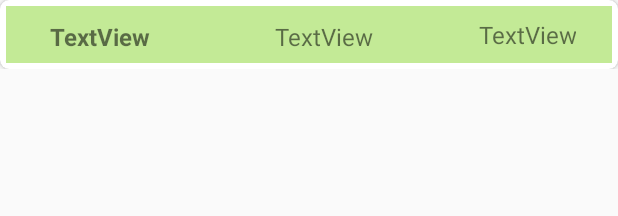
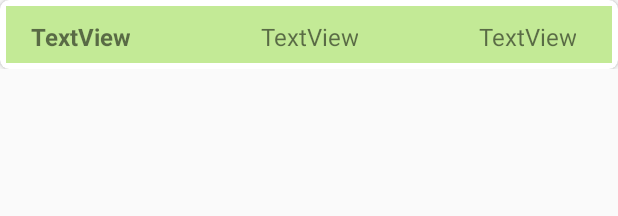
Before and after one commit to vaguduguntla/MedicalApp, an Android app: the layout medical_records_row.xml on its own in the app's theme, with its tools: preview values and no code run, on a phone screen of 412 x 824 dp. Shown: the top 216 px of the screen. Run offline under Robolectric (Android 15) with nearby library versions, the phone set to English and light mode, and no system bars; Roboto replaces fonts that are not available here.

Commit message:
some stuff

```diff
--- a/app/src/main/res/layout/medical_records_row.xml
+++ b/app/src/main/res/layout/medical_records_row.xml
@@ -25,7 +25,7 @@
 
             <TextView
                 android:id="@+id/Record_Name"
-                android:layout_width="92dp"
+                android:layout_width="wrap_content"
                 android:layout_height="20dp"
                 android:layout_marginStart="16dp"
                 android:text="TextView"
@@ -38,20 +38,20 @@
 
             <TextView
                 android:id="@+id/Type"
-                android:layout_width="172dp"
+                android:layout_width="wrap_content"
                 android:layout_height="20dp"
                 android:text="TextView"
                 android:textAlignment="center"
                 android:textSize="16sp"
                 app:layout_constraintBottom_toBottomOf="parent"
-                app:layout_constraintEnd_toStartOf="@+id/Date"
-                app:layout_constraintStart_toEndOf="@+id/Record_Name"
+                app:layout_constraintEnd_toEndOf="parent"
+                app:layout_constraintStart_toStartOf="parent"
                 app:layout_constraintTop_toTopOf="parent" />
 
             <TextView
                 android:id="@+id/Date"
                 android:layout_width="wrap_content"
-                android:layout_height="22dp"
+                android:layout_height="20dp"
                 android:layout_marginEnd="24dp"
                 android:text="TextView"
                 android:textAlignment="center"
```
